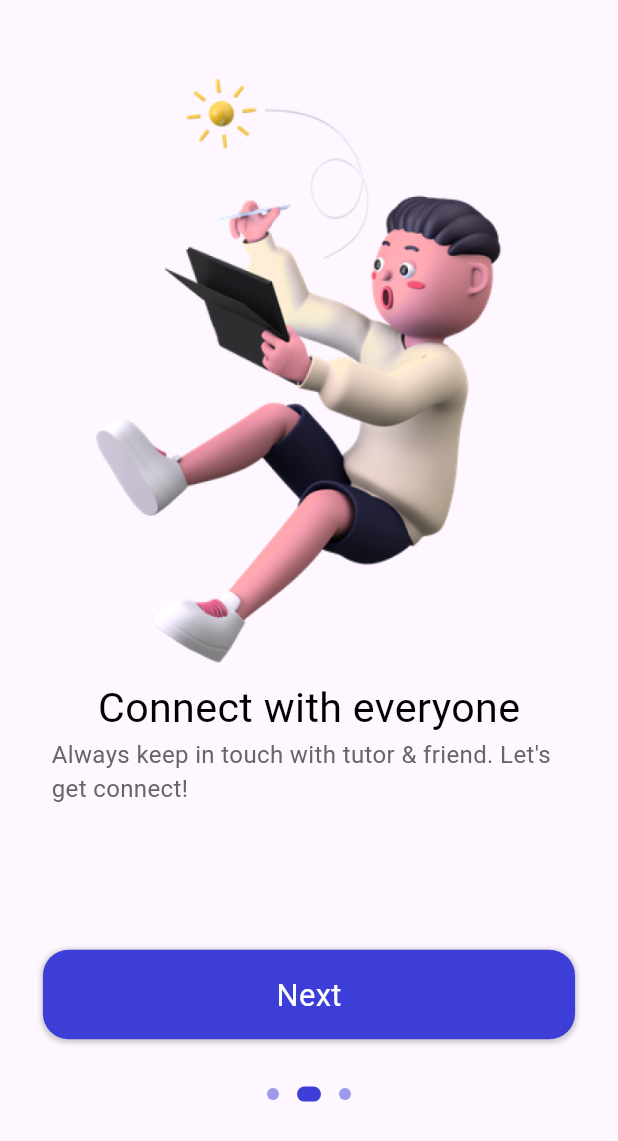
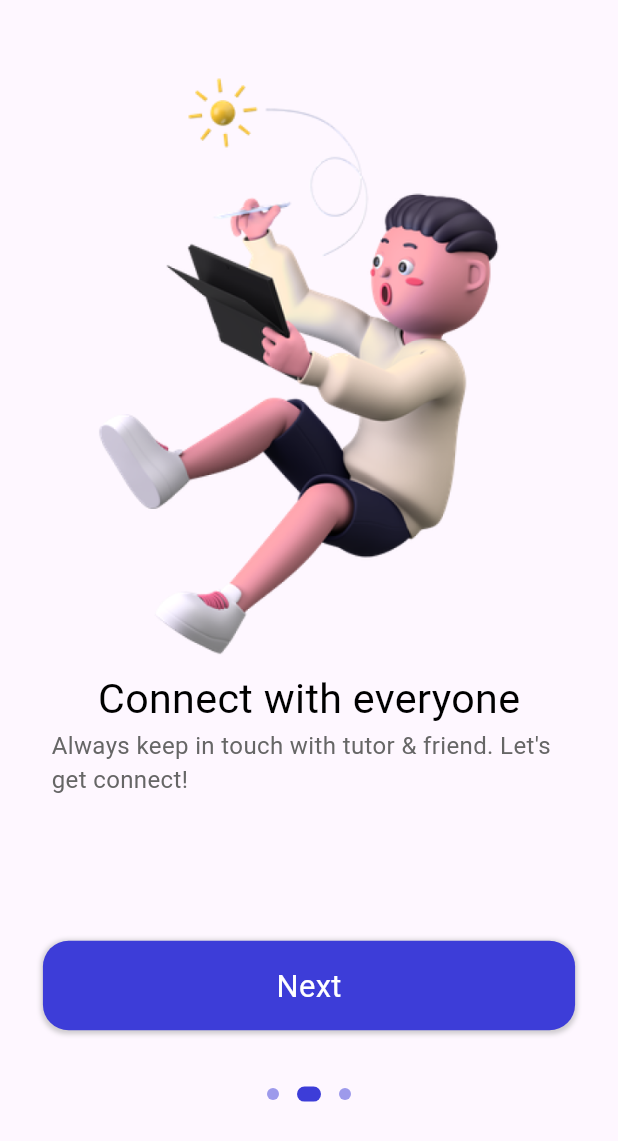
Before and after one commit to cjchika/eLearn, a Flutter app: the screen it shows after launch, swiped to page 2, on a phone screen of 412 x 824 dp. Shown: the top 1141 px of the screen. Run offline on Flutter 3.47's test engine with Material 2 defaults, Android fonts, the phone set to English and light mode, and no system bars; drawn by our look-alikes of dots_indicator; our stand-ins replace cloud_firestore, firebase_auth, firebase_core, flutter_bloc, flutter_screenutil, fluttertoast; accounts and stored records are empty.

Commit message:
Entry Page

```diff
--- a/lib/app_events.dart
+++ /dev/null
@@ -1,3 +0,0 @@
-class AppEvents{}
-class Increment extends AppEvents{}
-class Decrement extends AppEvents{}
--- a/lib/common/routes/names.dart
+++ b/lib/common/routes/names.dart
@@ -2,7 +2,7 @@ class AppRoutes {
   // WELCOME/ONBOARDING PAGE
   static const INITIAL = "/";
   // ENTRY PAGE
-  static const APPLICATION = "application";
+  static const APPLICATION = "/application";
   // SIGNIN PAGE
   static const SIGNIN = "/sign_in";
   // SIGNUP PAGE
--- a/lib/common/routes/pages.dart
+++ b/lib/common/routes/pages.dart
@@ -1,3 +1,4 @@
+import 'package:elearn_app/pages/application/bloc/app_blocs.dart';
 import 'package:flutter_bloc/flutter_bloc.dart';
 import 'package:elearn_app/pages/application/application_page.dart';
 import 'package:elearn_app/pages/sign_in/bloc/sign_in_blocs.dart';
@@ -35,7 +36,7 @@ class AppPages {
       PageEntity(
         route: AppRoutes.APPLICATION,
         page: const ApplicationPage(),
-        bloc: BlocProvider(create: (_) => WelcomeBloc()),
+        bloc: BlocProvider(create: (_) => AppBlocs()),
       ),
     ];
   }
--- /dev/null
+++ b/lib/pages/application/bloc/app_blocs.dart
@@ -0,0 +1,12 @@
+import 'package:flutter_bloc/flutter_bloc.dart';
+import 'package:elearn_app/pages/application/bloc/app_events.dart';
+import 'package:elearn_app/pages/application/bloc/app_states.dart';
+
+class AppBlocs extends Bloc<AppEvent, AppState> {
+  AppBlocs():super(const AppState()){
+    on<TriggerAppEvent>((event, emit) {
+      // print(event.index);
+      emit(AppState(index: event.index));
+    });
+  }
+}
--- /dev/null
+++ b/lib/pages/application/bloc/app_states.dart
@@ -0,0 +1,4 @@
+class AppState{
+  final int index;
+  const AppState({this.index=0});
+}
--- a/lib/pages/sign_in/sign_in_controller.dart
+++ b/lib/pages/sign_in/sign_in_controller.dart
@@ -43,6 +43,7 @@ class SignInController {
           if (user != null) {
             // we got verified user from Firebase
             print("User exists");
+            Navigator.of(context).pushNamedAndRemoveUntil("/application", (route) => false);
             return;
           } else {
             // Error getting user from Firebase
--- a/lib/pages/welcome/welcome.dart
+++ b/lib/pages/welcome/welcome.dart
@@ -90,8 +90,8 @@ class _WelcomeState extends State<Welcome> {
     return Column(
       children: [
         SizedBox(
-          width: 345.w,
-          height: 345.h,
+          width: 340.w,
+          height: 340.h,
           child: Image.asset(
             imagePath,
             fit: BoxFit.cover,
@@ -108,7 +108,7 @@ class _WelcomeState extends State<Welcome> {
           ),
         ),
         Container(
-          width: 375.w,
+          width: 370.w,
           padding: EdgeInsets.only(left: 30.w, right: 30.w),
           child: Text(
             subTitle,
```
Also changed, not shown: lib/app_blocs.dart (deleted, +0 -14 lines), lib/app_states.dart (deleted, +0 -8 lines), lib/pages/application/application_page.dart (+9 -5 lines), lib/pages/application/bloc/app_events.dart (added, +8 -0 lines).
